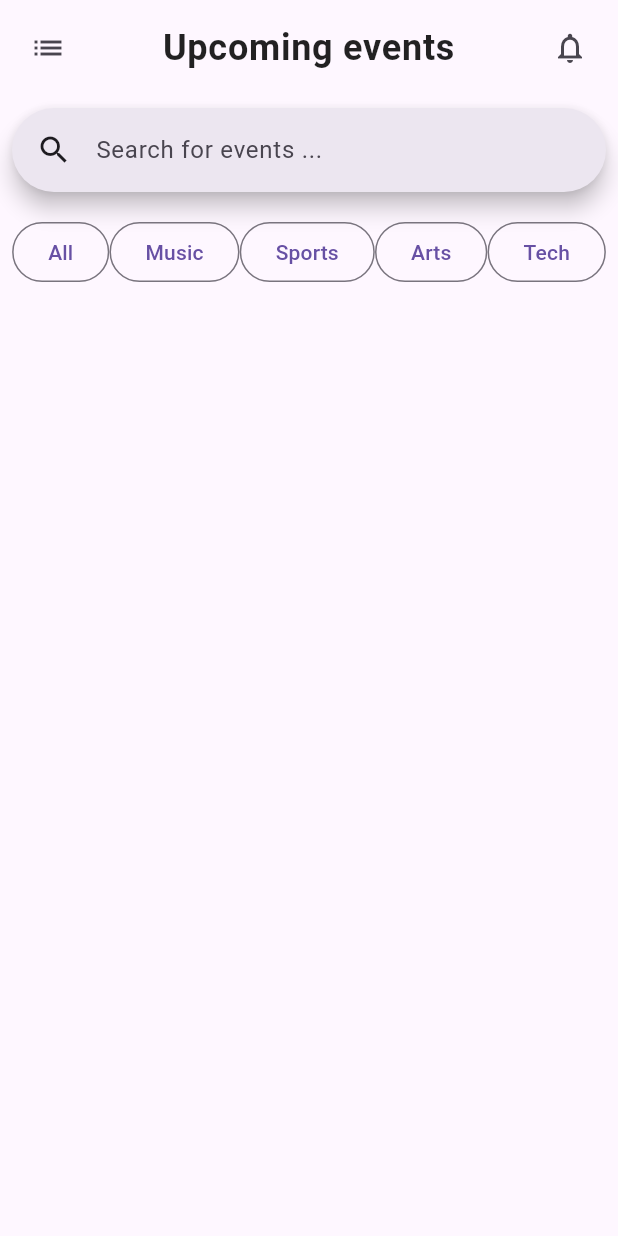
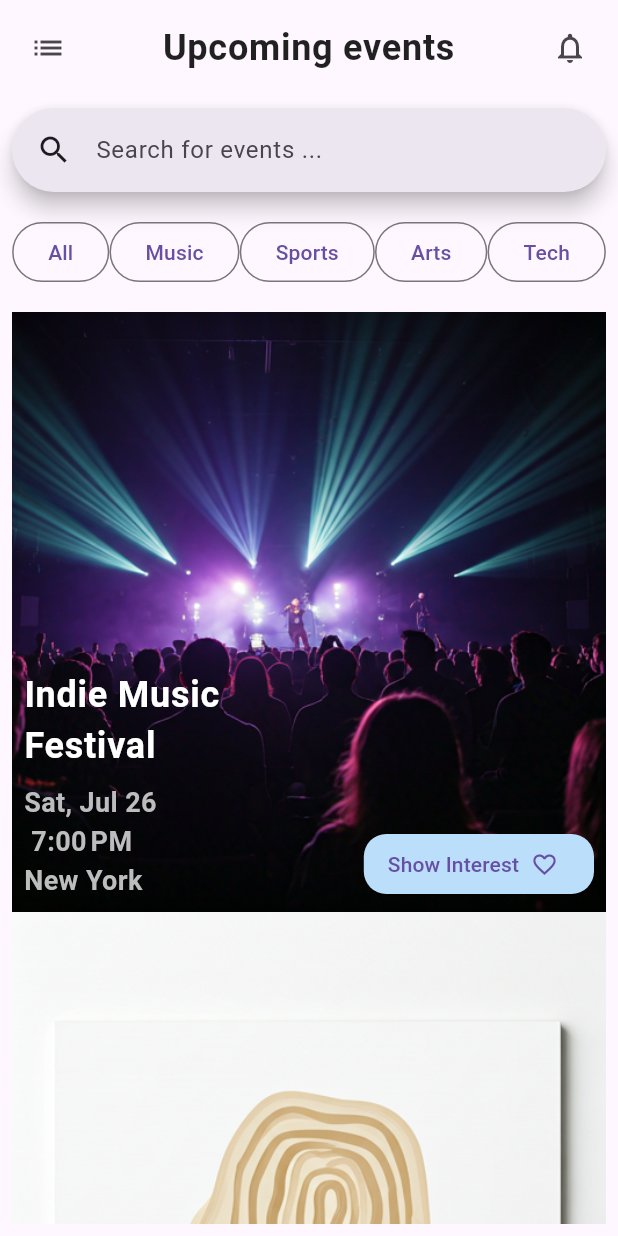
Before and after one commit to badis-byte/dzevent, a Flutter app: the EventFeed screen opened directly, on a phone screen of 412 x 824 dp. Run offline on Flutter 3.47's test engine with Material 3 defaults, Android fonts, the phone set to English and light mode, and no system bars.

Commit message:
feat: add event card basic ui

```diff
--- a/lib/lib/styles.dart
+++ b/lib/lib/styles.dart
@@ -47,9 +47,14 @@ InputDecoration getInputDecoration({required String hint}) {
   );
 }
 
-ButtonStyle getButtonStyle({required BuildContext context, required}) {
+ButtonStyle getPrimaryBtnStyle({
+  required BuildContext context,
+  double? raduis,
+}) {
   return ElevatedButton.styleFrom(
     backgroundColor: Theme.of(context).primaryColorLight,
-    shape: RoundedRectangleBorder(borderRadius: BorderRadius.circular(5)),
+    shape: RoundedRectangleBorder(
+      borderRadius: BorderRadius.circular(raduis ?? 5.0),
+    ),
   );
 }
--- a/lib/screens/event_feed.dart
+++ b/lib/screens/event_feed.dart
@@ -1,10 +1,38 @@
 import 'package:dzevent/lib/styles.dart';
 import 'package:dzevent/screens/home.dart';
 import 'package:flutter/material.dart';
+import 'package:intl/intl.dart';
+
+class Event {
+  final String image_url;
+  final String title;
+  final DateTime datetime;
+  final String location;
+  const Event({
+    required this.image_url,
+    required this.title,
+    required this.datetime,
+    required this.location,
+  });
+}
 
 class EventFeed extends StatelessWidget {
   static const String pageRoute = "event-feed";
-  const EventFeed({super.key});
+  final events = [
+    Event(
+      image_url: "assets/images/event_feed/image1.png",
+      title: "Indie Music Festival",
+      datetime: DateTime(2025, 07, 26, 19),
+      location: "New York",
+    ),
+    Event(
+      image_url: "assets/images/event_feed/image2.png",
+      title: "City Marathon 2024",
+      datetime: DateTime(2025, 07, 27, 9),
+      location: "Chicago",
+    ),
+  ];
+  EventFeed({super.key});
 
   @override
   Widget build(BuildContext context) {
@@ -35,6 +63,13 @@ class EventFeed extends StatelessWidget {
               barHintText: "Search for events ...",
             ),
             Filters(),
+            Expanded(
+              child: ListView.builder(
+                itemCount: events.length,
+                itemBuilder: (context, index) =>
+                    EventCard(event: events[index]),
+              ),
+            ),
           ],
         ),
       ),
@@ -57,3 +92,69 @@ class Filters extends StatelessWidget {
     );
   }
 }
+
+class EventCard extends StatelessWidget {
+  static const double _height = 400;
+  final Event event;
+  const EventCard({super.key, required this.event});
+
+  @override
+  Widget build(BuildContext context) {
+    return Container(
+      width: double.infinity,
+      height: _height,
+      decoration: BoxDecoration(
+        image: DecorationImage(
+          image: AssetImage(event.image_url),
+          fit: BoxFit.fill,
+        ),
+      ),
+      child: Padding(
+        padding: const EdgeInsets.all(8.0),
+        child: Row(
+          // crossAxisAlignment: CrossAxisAlignment.stretch,
+          children: [
+            Flexible(
+              child: Column(
+                crossAxisAlignment: CrossAxisAlignment.start,
+                children: [
+                  Spacer(),
+                  Text(
+                    event.title,
+                    style: headingStyle.copyWith(color: Colors.white),
+                  ),
+                  SizedBox(height: 8),
+                  Text(
+                    DateFormat("E, MMM d\n").add_jm().format(event.datetime),
+                    style: subtitleStyle.copyWith(color: Colors.grey.shade400),
+                  ),
+                  Text(
+                    event.location,
+                    style: subtitleStyle.copyWith(color: Colors.grey.shade400),
+                  ),
+                ],
+              ),
+            ),
+            Flexible(
+              child: Column(
+                children: [
+                  Spacer(),
+                  Align(
+                    alignment: Alignment.bottomRight,
+                    child: ElevatedButton.icon(
+                      onPressed: () {},
+                      label: Text("Show Interest"),
+                      icon: Icon(Icons.favorite_border),
+                      iconAlignment: IconAlignment.end,
+                      style: getPrimaryBtnStyle(context: context, raduis: 15),
+                    ),
+                  ),
+                ],
+              ),
+            ),
+          ],
+        ),
+      ),
+    );
+  }
+}
--- a/pubspec.yaml
+++ b/pubspec.yaml
@@ -9,6 +9,7 @@ environment:
 dependencies:
   flutter:
     sdk: flutter
+  intl: ^0.20.2
 
 dev_dependencies:
   flutter_test:
@@ -19,4 +20,5 @@ flutter:
   assets:
     - assets/images/
     - assets/icons/
+    - assets/images/event_feed/
   uses-material-design: true
```
Also changed, not shown: assets/images/event_feed/image1.png (added), assets/images/event_feed/image2.png (added), pubspec.lock.
